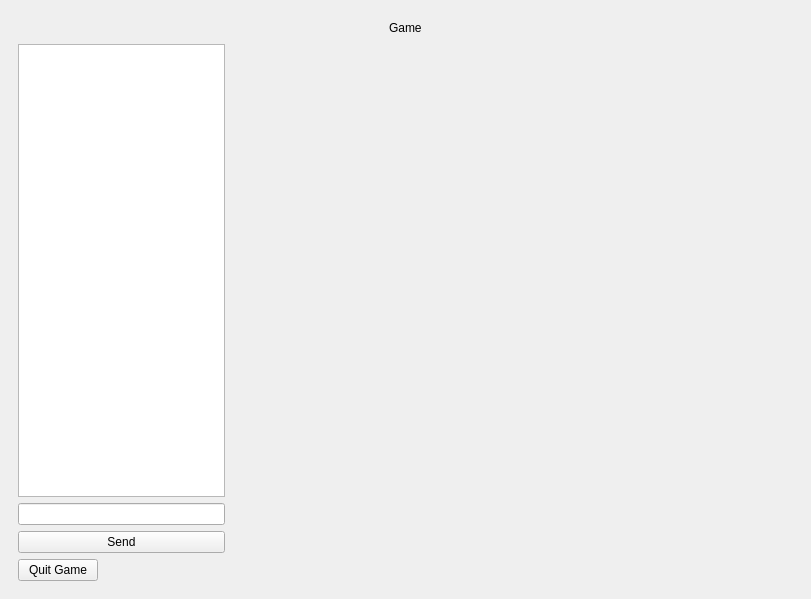
Before: the Qt Designer form src/client_side/QtCode/mainmenuview.ui in nobourge/INFO-F209, drawn with Qt 5.
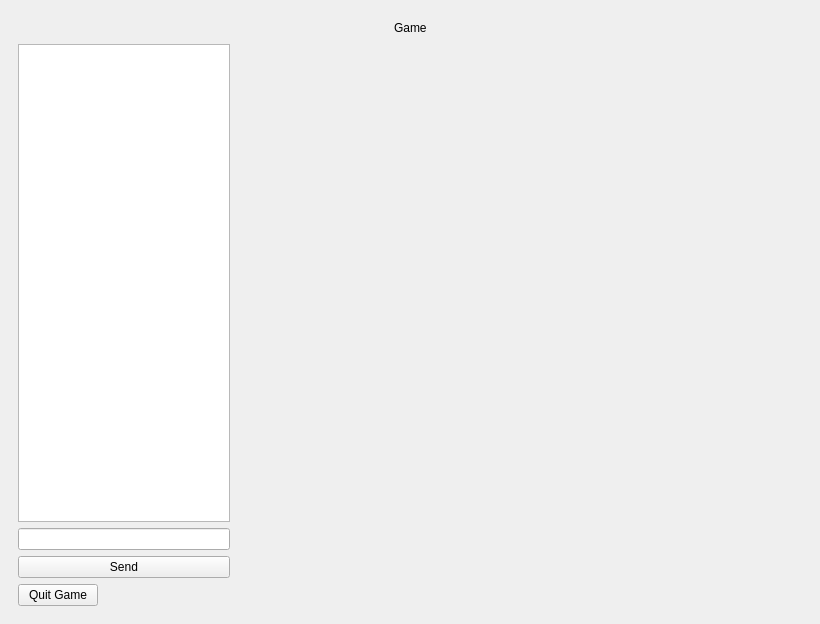
After: the same form once the commit is applied. The open tabs and pages were chosen to show the change. Icons and pictures are not drawn.

Commit message: scalable images

```diff
--- a/src/client_side/QtCode/mainmenuview.ui
+++ b/src/client_side/QtCode/mainmenuview.ui
@@ -6,8 +6,8 @@
    <rect>
     <x>0</x>
     <y>0</y>
-    <width>811</width>
-    <height>599</height>
+    <width>820</width>
+    <height>624</height>
    </rect>
   </property>
   <property name="windowTitle">
@@ -3662,6 +3662,22 @@
             </property>
            </spacer>
           </item>
+          <item row="2" column="1">
+           <widget class="QWidget" name="" native="true">
+            <property name="minimumSize">
+             <size>
+              <width>534</width>
+              <height>462</height>
+             </size>
+            </property>
+            <property name="autoFillBackground">
+             <bool>false</bool>
+            </property>
+            <property name="styleSheet">
+             <string notr="true">border-image: url(:/img/Main.jpg);</string>
+            </property>
+           </widget>
+          </item>
          </layout>
         </widget>
         <widget class="QWidget" name="page_10">
```
Left out of the diff: 69 changed lines with no effect on the pictures. The commit also changes 5 other files.
